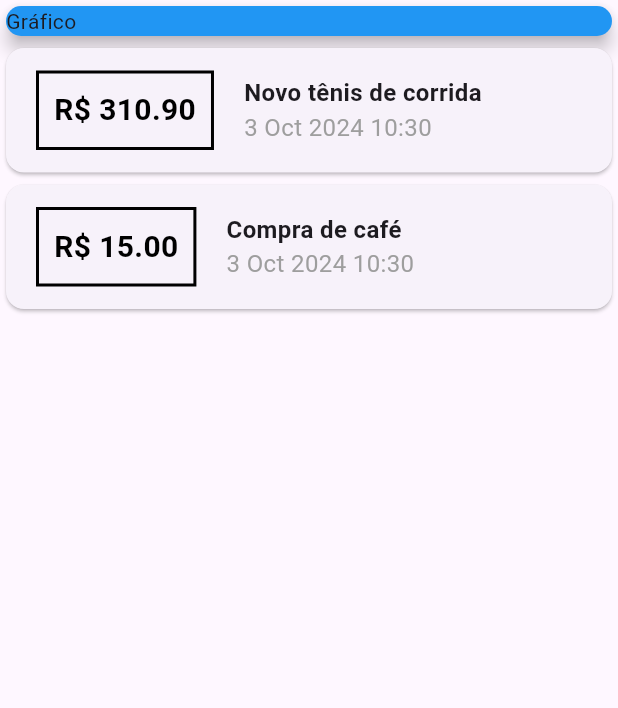
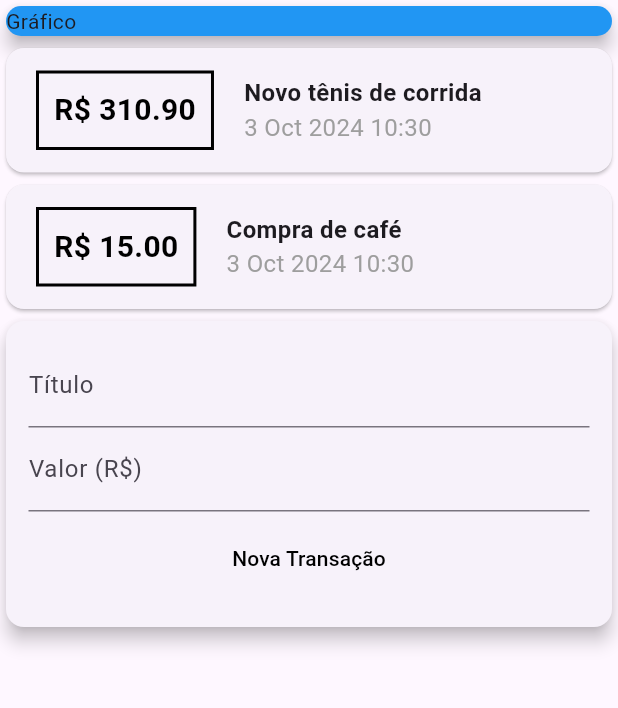
Before and after one commit to rodrigoub/App_DespesasPessoais, a Flutter app: the screen it shows after launch, on a phone screen of 412 x 824 dp, the part 84-792 px from its top. Run offline on Flutter 3.47's test engine with Material 3 defaults, Android fonts, the phone set to English and light mode, and no system bars.

Commit message:
Usando o "TextField()" e Adicionando um novo botão

```diff
--- a/lib/main.dart
+++ b/lib/main.dart
@@ -21,8 +21,7 @@ class MyHomePage extends StatelessWidget {
         id: 't1',
         title: 'Novo tênis de corrida',
         value: 310.90,
-        date: DateTime.now()
-    ),
+        date: DateTime.now()),
     Transaction(
       id: 't2',
       title: 'Compra de café',
@@ -83,7 +82,36 @@ class MyHomePage extends StatelessWidget {
                     )
                   ],
                 ));
-              })
+              }),
+              Card(
+                elevation: 5,
+                child: Padding(
+                  padding: const EdgeInsets.all(15),
+                  child: Column(
+                    children: [
+                      TextField(
+                        decoration: InputDecoration(
+                          labelText: 'Título',
+                        ),
+                      ),
+                      TextField(
+                          decoration: InputDecoration(
+                        labelText: 'Valor (R\$)',
+                      )),
+                      Container(
+                        margin: EdgeInsets.symmetric(vertical: 7),
+                        child: TextButton(
+                          onPressed: () {},
+                          child: Text(
+                            'Nova Transação',
+                            style: TextStyle(color: Colors.black),
+                          ),
+                        ),
+                      )
+                    ],
+                  ),
+                ),
+              ),
             ])
           ],
         ));
```
